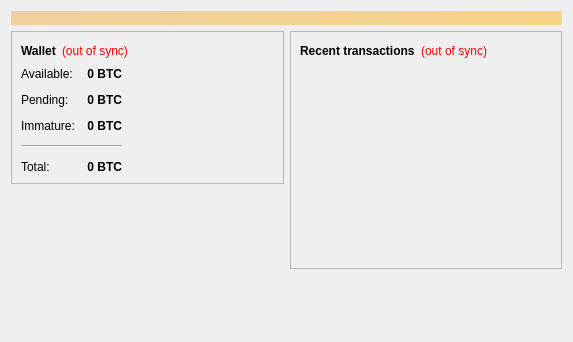
The window that src/qt/forms/overviewpage.ui (dogecoin/dogecoin) describes before a commit, drawn with Qt 5.
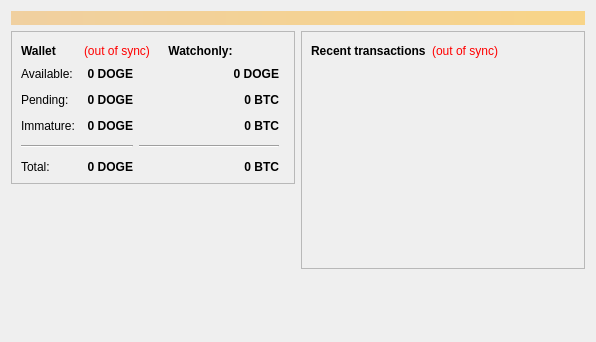
The same window after the commit. Icons and pictures are not drawn.

Commit message: Add support for watch-only addresses

Diff of the .ui file:
```diff
--- a/src/qt/forms/overviewpage.ui
+++ b/src/qt/forms/overviewpage.ui
@@ -6,7 +6,7 @@
    <rect>
     <x>0</x>
     <y>0</y>
-    <width>573</width>
+    <width>596</width>
     <height>342</height>
    </rect>
   </property>
@@ -46,6 +46,8 @@
           <item>
            <layout class="QHBoxLayout" name="horizontalLayout_4">
             <item>
+             <layout class="QHBoxLayout" name="horizontalLayout_7">
+              <item>
              <widget class="QLabel" name="label_5">
               <property name="font">
                <font>
@@ -74,11 +76,34 @@
               </property>
              </widget>
             </item>
+             </layout>
+            </item>
+            <item>
+             <layout class="QHBoxLayout" name="horizontalLayout_8">
+              <item>
+               <widget class="QLabel" name="labelWatchonly">
+                <property name="font">
+                 <font>
+                  <weight>75</weight>
+                  <bold>true</bold>
+                 </font>
+                </property>
+                <property name="text">
+                 <string>Watchonly:</string>
+                </property>
+                <property name="alignment">
+                 <set>Qt::AlignCenter</set>
+                </property>
+               </widget>
+              </item>
             <item>
              <spacer name="horizontalSpacer_2">
               <property name="orientation">
                <enum>Qt::Horizontal</enum>
               </property>
+                <property name="sizeType">
+                 <enum>QSizePolicy::Preferred</enum>
+                </property>
               <property name="sizeHint" stdset="0">
                <size>
                 <width>40</width>
@@ -89,6 +114,8 @@
             </item>
            </layout>
           </item>
+           </layout>
+          </item>
           <item>
           <layout class="QHBoxLayout" name="horizontalLayout_3">
            <item>
@@ -124,7 +151,7 @@
                <string>Your current spendable balance</string>
               </property>
               <property name="text">
-               <string notr="true">0 BTC</string>
+                 <string notr="true">0 DOGE</string>
               </property>
               <property name="alignment">
                <set>Qt::AlignRight|Qt::AlignTrailing|Qt::AlignVCenter</set>
@@ -156,7 +183,7 @@
                <string>Total of transactions that have yet to be confirmed, and do not yet count toward the spendable balance</string>
               </property>
               <property name="text">
-               <string notr="true">0 BTC</string>
+                 <string notr="true">0 DOGE</string>
               </property>
               <property name="alignment">
                <set>Qt::AlignRight|Qt::AlignTrailing|Qt::AlignVCenter</set>
@@ -181,11 +208,14 @@
                 <bold>true</bold>
                </font>
               </property>
+                <property name="cursor">
+                 <cursorShape>IBeamCursor</cursorShape>
+                </property>
               <property name="toolTip">
                <string>Mined balance that has not yet matured</string>
               </property>
               <property name="text">
-               <string notr="true">0 BTC</string>
+                 <string notr="true">0 DOGE</string>
               </property>
               <property name="alignment">
                <set>Qt::AlignRight|Qt::AlignTrailing|Qt::AlignVCenter</set>
@@ -195,6 +225,13 @@
               </property>
              </widget>
             </item>
+              <item row="3" column="0" colspan="2">
+               <widget class="Line" name="line">
+                <property name="orientation">
+                 <enum>Qt::Horizontal</enum>
+                </property>
+               </widget>
+              </item>
             <item row="4" column="0">
              <widget class="QLabel" name="labelTotalText">
               <property name="text">
@@ -217,7 +254,95 @@
                <string>Your current total balance</string>
               </property>
               <property name="text">
-               <string notr="true">0 BTC</string>
+                 <string notr="true">0 DOGE</string>
+                </property>
+                <property name="alignment">
+                 <set>Qt::AlignRight|Qt::AlignTrailing|Qt::AlignVCenter</set>
+                </property>
+                <property name="textInteractionFlags">
+                 <set>Qt::LinksAccessibleByMouse|Qt::TextSelectableByKeyboard|Qt::TextSelectableByMouse</set>
+                </property>
+               </widget>
+              </item>
+             </layout>
+            </item>
+            <item>
+             <layout class="QFormLayout" name="formLayout">
+              <property name="fieldGrowthPolicy">
+               <enum>QFormLayout::AllNonFixedFieldsGrow</enum>
+              </property>
+              <property name="horizontalSpacing">
+               <number>12</number>
+              </property>
+              <property name="verticalSpacing">
+               <number>12</number>
+              </property>
+              <item row="0" column="1">
+               <widget class="QLabel" name="labelWatchAvailable">
+                <property name="font">
+                 <font>
+                  <weight>75</weight>
+                  <bold>true</bold>
+                 </font>
+                </property>
+                <property name="cursor">
+                 <cursorShape>IBeamCursor</cursorShape>
+                </property>
+                <property name="toolTip">
+                 <string>Your current balance in watchonly addresses</string>
+                </property>
+                <property name="text">
+                 <string>0 DOGE</string>
+                </property>
+                <property name="alignment">
+                 <set>Qt::AlignRight|Qt::AlignTrailing|Qt::AlignVCenter</set>
+                </property>
+                <property name="textInteractionFlags">
+                 <set>Qt::LinksAccessibleByMouse|Qt::TextSelectableByKeyboard|Qt::TextSelectableByMouse</set>
+                </property>
+               </widget>
+              </item>
+              <item row="1" column="1">
+               <widget class="QLabel" name="labelWatchPending">
+                <property name="font">
+                 <font>
+                  <weight>75</weight>
+                  <bold>true</bold>
+                 </font>
+                </property>
+                <property name="cursor">
+                 <cursorShape>IBeamCursor</cursorShape>
+                </property>
+                <property name="toolTip">
+                 <string>Unconfirmed transactions to watchonly addresses</string>
+                </property>
+                <property name="text">
+                 <string>0 BTC</string>
+                </property>
+                <property name="alignment">
+                 <set>Qt::AlignRight|Qt::AlignTrailing|Qt::AlignVCenter</set>
+                </property>
+                <property name="textInteractionFlags">
+                 <set>Qt::LinksAccessibleByMouse|Qt::TextSelectableByKeyboard|Qt::TextSelectableByMouse</set>
+                </property>
+               </widget>
+              </item>
+              <item row="2" column="1">
+               <widget class="QLabel" name="labelWatchImmature">
+                <property name="font">
+                 <font>
+                  <weight>75</weight>
+                  <bold>true</bold>
+                 </font>
+                </property>
+                <property name="cursor">
+                 <cursorShape>IBeamCursor</cursorShape>
+                </property>
+                <property name="toolTip">
+                 <string>Mined balance in watchonly addresses that has not yet matured</string>
+                </property>
+                <property name="text">
+                 <string>0 BTC</string>
               </property>
               <property name="alignment">
                <set>Qt::AlignRight|Qt::AlignTrailing|Qt::AlignVCenter</set>
@@ -228,12 +353,49 @@
              </widget>
             </item>
             <item row="3" column="0" colspan="2">
-             <widget class="Line" name="line">
+               <widget class="Line" name="lineWatchBalance">
+                <property name="sizePolicy">
+                 <sizepolicy hsizetype="Preferred" vsizetype="Fixed">
+                  <horstretch>0</horstretch>
+                  <verstretch>0</verstretch>
+                 </sizepolicy>
+                </property>
+                <property name="minimumSize">
+                 <size>
+                  <width>140</width>
+                  <height>0</height>
+                 </size>
+                </property>
               <property name="orientation">
                <enum>Qt::Horizontal</enum>
               </property>
              </widget>
             </item>
+              <item row="4" column="1">
+               <widget class="QLabel" name="labelWatchTotal">
+                <property name="font">
+                 <font>
+                  <weight>75</weight>
+                  <bold>true</bold>
+                 </font>
+                </property>
+                <property name="cursor">
+                 <cursorShape>IBeamCursor</cursorShape>
+                </property>
+                <property name="toolTip">
+                 <string>Current total balance in watchonly addresses</string>
+                </property>
+                <property name="text">
+                 <string>0 BTC</string>
+                </property>
+                <property name="alignment">
+                 <set>Qt::AlignRight|Qt::AlignTrailing|Qt::AlignVCenter</set>
+                </property>
+                <property name="textInteractionFlags">
+                 <set>Qt::LinksAccessibleByMouse|Qt::TextSelectableByKeyboard|Qt::TextSelectableByMouse</set>
+                </property>
+               </widget>
+              </item>
            </layout>
           </item>
             <item>
@@ -241,9 +403,12 @@
               <property name="orientation">
                <enum>Qt::Horizontal</enum>
               </property>
+              <property name="sizeType">
+               <enum>QSizePolicy::Expanding</enum>
+              </property>
               <property name="sizeHint" stdset="0">
                <size>
-                <width>40</width>
+                <width>20</width>
                 <height>20</height>
                </size>
               </property>
```
Lines whose indentation alone changed are shown as unchanged. The commit also changes 26 other files.
